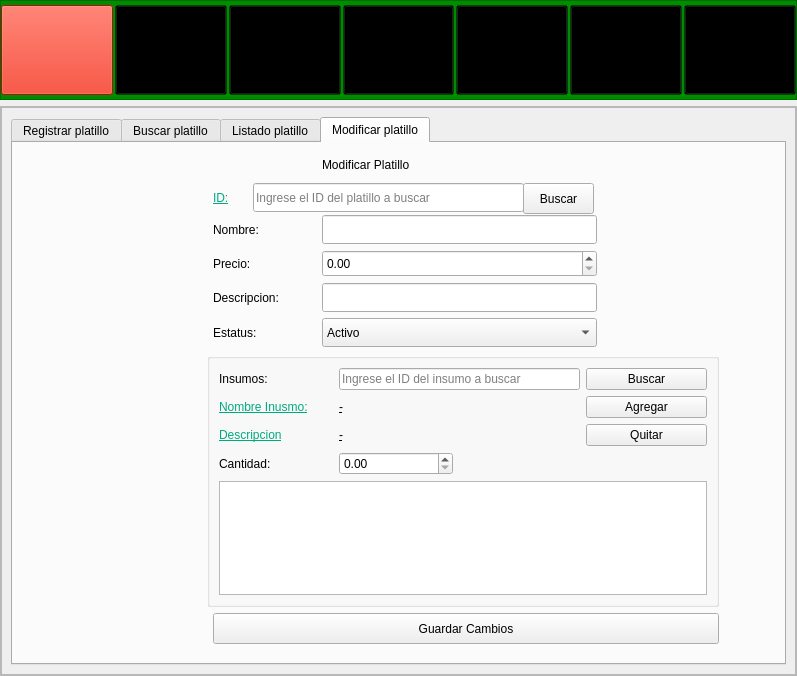
Qt form mainwindow.ui (AleHdzB/SPVCM) before a commit.
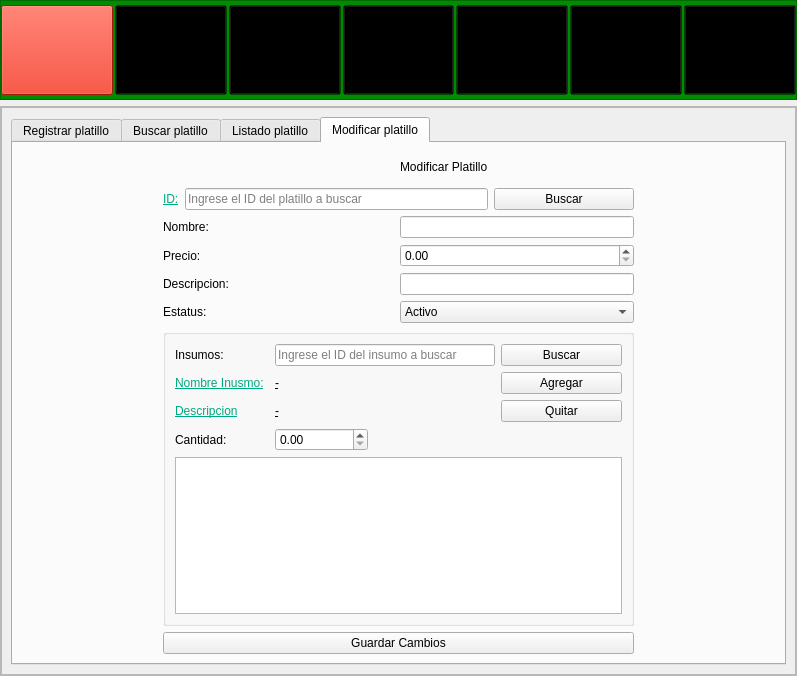
The same form after that commit. The open tabs and pages were chosen to show the change. Icons and pictures are not drawn.

```diff
--- a/mainwindow.ui
+++ b/mainwindow.ui
@@ -1938,25 +1938,69 @@
                  <attribute name="title">
                   <string>Modificar platillo</string>
                  </attribute>
-                 <widget class="QLineEdit" name="lineEdit_Nombre_Platillo_2">
-                  <property name="geometry">
-                   <rect>
-                    <x>309</x>
-                    <y>72</y>
-                    <width>275</width>
-                    <height>29</height>
-                   </rect>
-                  </property>
-                 </widget>
+                 <layout class="QGridLayout" name="gridLayout_33">
+                  <item row="3" column="3" colspan="2">
+                   <widget class="QDoubleSpinBox" name="SpinBox_Precio_Platillo_2"/>
+                  </item>
+                  <item row="0" column="2">
+                   <spacer name="horizontalSpacer_40">
+                    <property name="orientation">
+                     <enum>Qt::Horizontal</enum>
+                    </property>
+                    <property name="sizeHint" stdset="0">
+                     <size>
+                      <width>209</width>
+                      <height>20</height>
+                     </size>
+                    </property>
+                   </spacer>
+                  </item>
+                  <item row="3" column="1" colspan="2">
+                   <widget class="QLabel" name="label_Existencia_5">
+                    <property name="styleSheet">
+                     <string notr="true">font: 14pt &quot;MS Shell Dlg 2&quot;;</string>
+                    </property>
+                    <property name="text">
+                     <string>Precio:</string>
+                    </property>
+                   </widget>
+                  </item>
+                  <item row="5" column="3" colspan="2">
+                   <widget class="QComboBox" name="comboBox_Estatus_Platillo_2">
+                    <item>
+                     <property name="text">
+                      <string>Activo</string>
+                     </property>
+                    </item>
+                    <item>
+                     <property name="text">
+                      <string>Inactivo</string>
+                     </property>
+                    </item>
+                   </widget>
+                  </item>
+                  <item row="4" column="1" colspan="2">
+                   <widget class="QLabel" name="label_Descripcion_5">
+                    <property name="styleSheet">
+                     <string notr="true">font: 14pt &quot;MS Shell Dlg 2&quot;;</string>
+                    </property>
+                    <property name="text">
+                     <string>Descripcion:</string>
+                    </property>
+                   </widget>
+                  </item>
+                  <item row="4" column="3" colspan="2">
+                   <widget class="QLineEdit" name="lineEdit_Descripcion_Platillo_2"/>
+                  </item>
+                  <item row="5" column="1" colspan="2">
+                   <widget class="QLabel" name="label_115">
+                    <property name="text">
+                     <string>Estatus:</string>
+                    </property>
+                   </widget>
+                  </item>
+                  <item row="6" column="1" colspan="4">
                  <widget class="QGroupBox" name="groupBox_12">
-                  <property name="geometry">
-                   <rect>
-                    <x>194</x>
-                    <y>210</y>
-                    <width>512</width>
-                    <height>254</height>
-                   </rect>
-                  </property>
                   <property name="title">
                    <string/>
                   </property>
@@ -2087,111 +2131,9 @@
                    </item>
                   </layout>
                  </widget>
-                 <widget class="QLabel" name="label_Nombre_Insumo_6">
-                  <property name="geometry">
-                   <rect>
-                    <x>200</x>
-                    <y>72</y>
-                    <width>103</width>
-                    <height>29</height>
-                   </rect>
-                  </property>
-                  <property name="styleSheet">
-                   <string notr="true">font: 14pt &quot;MS Shell Dlg 2&quot;;</string>
-                  </property>
-                  <property name="text">
-                   <string>Nombre:</string>
-                  </property>
-                 </widget>
-                 <widget class="QLabel" name="label_Existencia_5">
-                  <property name="geometry">
-                   <rect>
-                    <x>200</x>
-                    <y>107</y>
-                    <width>103</width>
-                    <height>27</height>
-                   </rect>
-                  </property>
-                  <property name="styleSheet">
-                   <string notr="true">font: 14pt &quot;MS Shell Dlg 2&quot;;</string>
-                  </property>
-                  <property name="text">
-                   <string>Precio:</string>
-                  </property>
-                 </widget>
-                 <widget class="QLineEdit" name="lineEdit_Descripcion_Platillo_2">
-                  <property name="geometry">
-                   <rect>
-                    <x>309</x>
-                    <y>140</y>
-                    <width>275</width>
-                    <height>29</height>
-                   </rect>
-                  </property>
-                 </widget>
-                 <widget class="QComboBox" name="comboBox_Estatus_Platillo_2">
-                  <property name="geometry">
-                   <rect>
-                    <x>309</x>
-                    <y>175</y>
-                    <width>275</width>
-                    <height>29</height>
-                   </rect>
-                  </property>
-                  <item>
-                   <property name="text">
-                    <string>Activo</string>
-                   </property>
                   </item>
-                  <item>
-                   <property name="text">
-                    <string>Inactivo</string>
-                   </property>
-                  </item>
-                 </widget>
-                 <widget class="QLabel" name="label_Titulo_Registrar_8">
-                  <property name="geometry">
-                   <rect>
-                    <x>309</x>
-                    <y>7</y>
-                    <width>275</width>
-                    <height>30</height>
-                   </rect>
-                  </property>
-                  <property name="minimumSize">
-                   <size>
-                    <width>30</width>
-                    <height>30</height>
-                   </size>
-                  </property>
-                  <property name="maximumSize">
-                   <size>
-                    <width>1500</width>
-                    <height>200</height>
-                   </size>
-                  </property>
-                  <property name="styleSheet">
-                   <string notr="true">font: 70 20pt &quot;MS Shell Dlg 2&quot;;</string>
-                  </property>
-                  <property name="lineWidth">
-                   <number>-1</number>
-                  </property>
-                  <property name="text">
-                   <string>Modificar Platillo</string>
-                  </property>
-                  <property name="alignment">
-                   <set>Qt::AlignLeading|Qt::AlignLeft|Qt::AlignVCenter</set>
-                  </property>
-                 </widget>
+                  <item row="1" column="1">
                  <widget class="QLabel" name="label_ID_27">
-                  <property name="geometry">
-                   <rect>
-                    <x>200</x>
-                    <y>43</y>
-                    <width>103</width>
-                    <height>23</height>
-                   </rect>
-                  </property>
                   <property name="styleSheet">
                    <string notr="true">font: 75 14pt &quot;MS Shell Dlg 2&quot;;
 text-decoration: underline;
@@ -2202,67 +2144,16 @@
                    <string>ID:</string>
                   </property>
                  </widget>
-                 <widget class="QLabel" name="label_115">
-                  <property name="geometry">
-                   <rect>
-                    <x>200</x>
-                    <y>175</y>
-                    <width>103</width>
-                    <height>29</height>
-                   </rect>
-                  </property>
-                  <property name="text">
-                   <string>Estatus:</string>
-                  </property>
-                 </widget>
+                  </item>
+                  <item row="7" column="1" colspan="4">
                  <widget class="QPushButton" name="pushButton_Modificar_Platillo">
-                  <property name="geometry">
-                   <rect>
-                    <x>200</x>
-                    <y>470</y>
-                    <width>506</width>
-                    <height>31</height>
-                   </rect>
-                  </property>
                   <property name="text">
                    <string>Guardar Cambios</string>
                   </property>
                  </widget>
-                 <widget class="QDoubleSpinBox" name="SpinBox_Precio_Platillo_2">
-                  <property name="geometry">
-                   <rect>
-                    <x>309</x>
-                    <y>107</y>
-                    <width>275</width>
-                    <height>27</height>
-                   </rect>
-                  </property>
-                 </widget>
-                 <widget class="QLabel" name="label_Descripcion_5">
-                  <property name="geometry">
-                   <rect>
-                    <x>200</x>
-                    <y>140</y>
-                    <width>103</width>
-                    <height>29</height>
-                   </rect>
-                  </property>
-                  <property name="styleSheet">
-                   <string notr="true">font: 14pt &quot;MS Shell Dlg 2&quot;;</string>
-                  </property>
-                  <property name="text">
-                   <string>Descripcion:</string>
-                  </property>
-                 </widget>
+                  </item>
+                  <item row="1" column="2" colspan="2">
                  <widget class="QLineEdit" name="lineEdit_ID_Platillo_Modificar">
-                  <property name="geometry">
-                   <rect>
-                    <x>240</x>
-                    <y>40</y>
-                    <width>271</width>
-                    <height>29</height>
-                   </rect>
-                  </property>
                   <property name="text">
                    <string/>
                   </property>
@@ -2270,19 +2161,95 @@
                    <string>Ingrese el ID del platillo a buscar</string>
                   </property>
                  </widget>
+                  </item>
+                  <item row="0" column="4">
+                   <spacer name="horizontalSpacer_42">
+                    <property name="orientation">
+                     <enum>Qt::Horizontal</enum>
+                    </property>
+                    <property name="sizeHint" stdset="0">
+                     <size>
+                      <width>94</width>
+                      <height>20</height>
+                     </size>
+                    </property>
+                   </spacer>
+                  </item>
+                  <item row="2" column="1" colspan="2">
+                   <widget class="QLabel" name="label_Nombre_Insumo_6">
+                    <property name="styleSheet">
+                     <string notr="true">font: 14pt &quot;MS Shell Dlg 2&quot;;</string>
+                    </property>
+                    <property name="text">
+                     <string>Nombre:</string>
+                    </property>
+                   </widget>
+                  </item>
+                  <item row="1" column="0">
+                   <spacer name="horizontalSpacer_43">
+                    <property name="orientation">
+                     <enum>Qt::Horizontal</enum>
+                    </property>
+                    <property name="sizeHint" stdset="0">
+                     <size>
+                      <width>40</width>
+                      <height>20</height>
+                     </size>
+                    </property>
+                   </spacer>
+                  </item>
+                  <item row="0" column="3">
+                   <widget class="QLabel" name="label_Titulo_Registrar_8">
+                    <property name="minimumSize">
+                     <size>
+                      <width>30</width>
+                      <height>30</height>
+                     </size>
+                    </property>
+                    <property name="maximumSize">
+                     <size>
+                      <width>1500</width>
+                      <height>200</height>
+                     </size>
+                    </property>
+                    <property name="styleSheet">
+                     <string notr="true">font: 70 20pt &quot;MS Shell Dlg 2&quot;;</string>
+                    </property>
+                    <property name="lineWidth">
+                     <number>-1</number>
+                    </property>
+                    <property name="text">
+                     <string>Modificar Platillo</string>
+                    </property>
+                    <property name="alignment">
+                     <set>Qt::AlignLeading|Qt::AlignLeft|Qt::AlignVCenter</set>
+                    </property>
+                   </widget>
+                  </item>
+                  <item row="2" column="3" colspan="2">
+                   <widget class="QLineEdit" name="lineEdit_Nombre_Platillo_2"/>
+                  </item>
+                  <item row="1" column="4">
                  <widget class="QPushButton" name="pushButton_Buscar_Platillo_Modificar">
-                  <property name="geometry">
-                   <rect>
-                    <x>510</x>
-                    <y>40</y>
-                    <width>71</width>
-                    <height>31</height>
-                   </rect>
-                  </property>
                   <property name="text">
                    <string>Buscar</string>
                   </property>
                  </widget>
+                  </item>
+                  <item row="1" column="5">
+                   <spacer name="horizontalSpacer_44">
+                    <property name="orientation">
+                     <enum>Qt::Horizontal</enum>
+                    </property>
+                    <property name="sizeHint" stdset="0">
+                     <size>
+                      <width>40</width>
+                      <height>20</height>
+                     </size>
+                    </property>
+                   </spacer>
+                  </item>
+                 </layout>
                 </widget>
                </widget>
               </item>
```
Left out of the diff: 2 changed lines with no effect on the pictures. Lines whose indentation alone changed are shown as unchanged.
